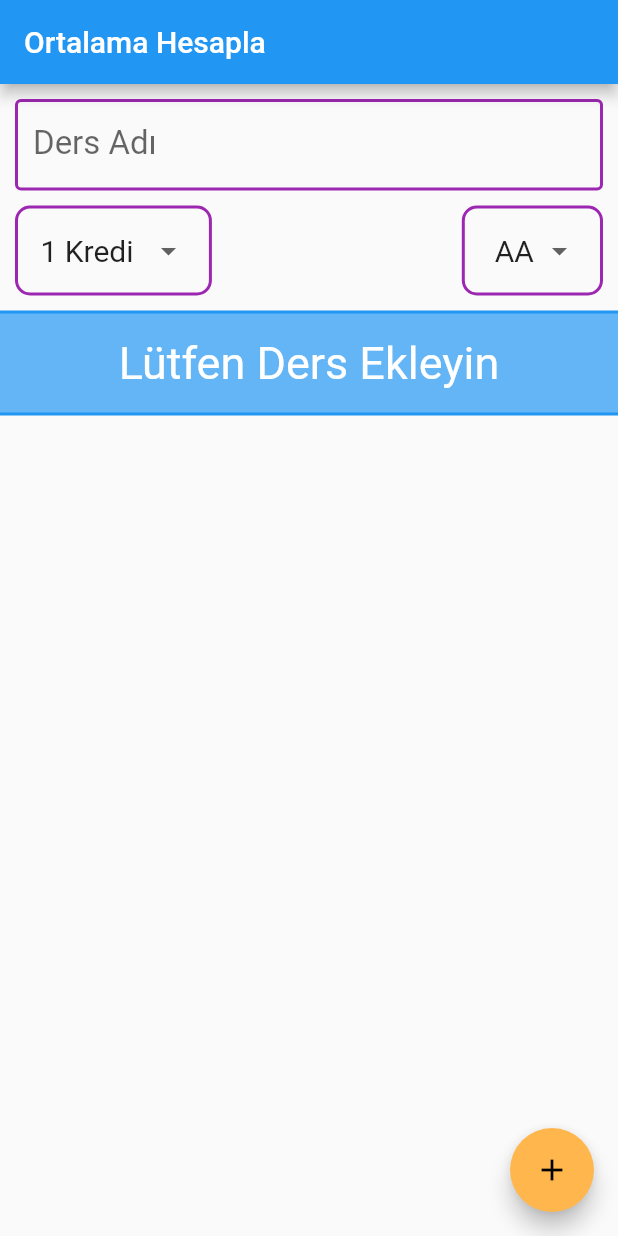
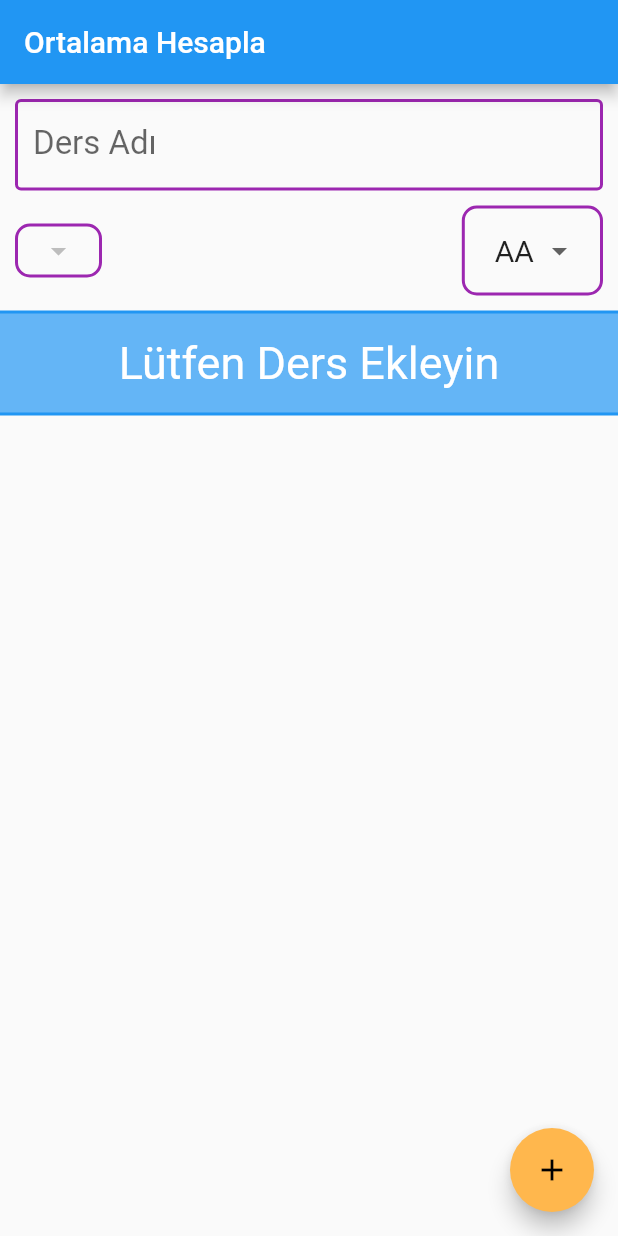
Before and after one commit to mustafauys/Average-Calculation, a Flutter app: the screen it shows after launch, on a phone screen of 412 x 824 dp. Run offline on Flutter 3.47's test engine with Material 2 defaults, Android fonts, the phone set to English and light mode, and no system bars; statements that could not run were skipped.

Commit message:
App Completed

```diff
--- a/lib/main.dart
+++ b/lib/main.dart
@@ -210,23 +210,7 @@ class _MyHomePageState extends State<MyHomePage> {
     );
   }
 
-  List<DropdownMenuItem<int>> dersKredileriItems() {
-    List<DropdownMenuItem<int>> krediler = [];
 
-    for (int i = 1; i <= 12; i++) {
-//     var aa = DropdownMenuItem<int>(value: i, child: Text("$i Kredi"),)
-//     krediler.add(aa);
-      krediler.add(DropdownMenuItem<int>(
-        value: i,
-        child: Text(
-          "$i Kredi",
-          style: TextStyle(fontSize: 20),
-        ),
-      ));
-    }
-
-    return krediler;
-  }
 
   List<DropdownMenuItem<double>> dersHarfDegerleriItems() {
     List<DropdownMenuItem<double>> harfler = [];
```
